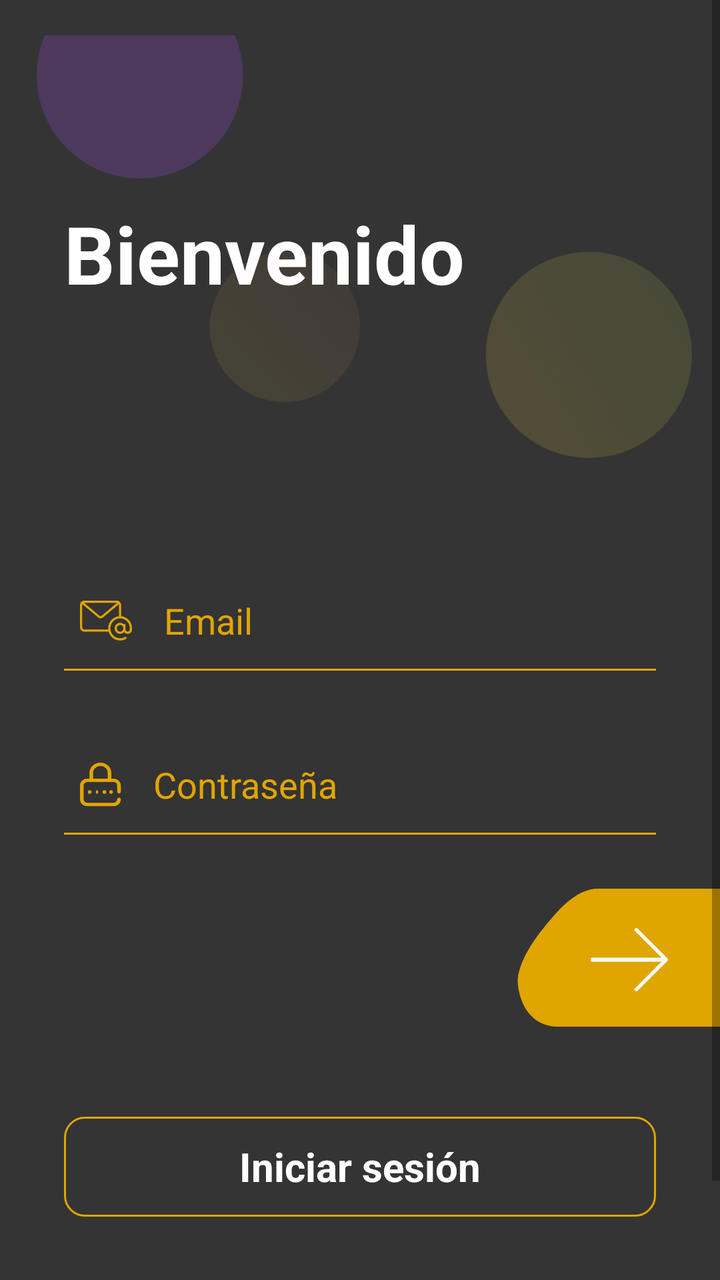
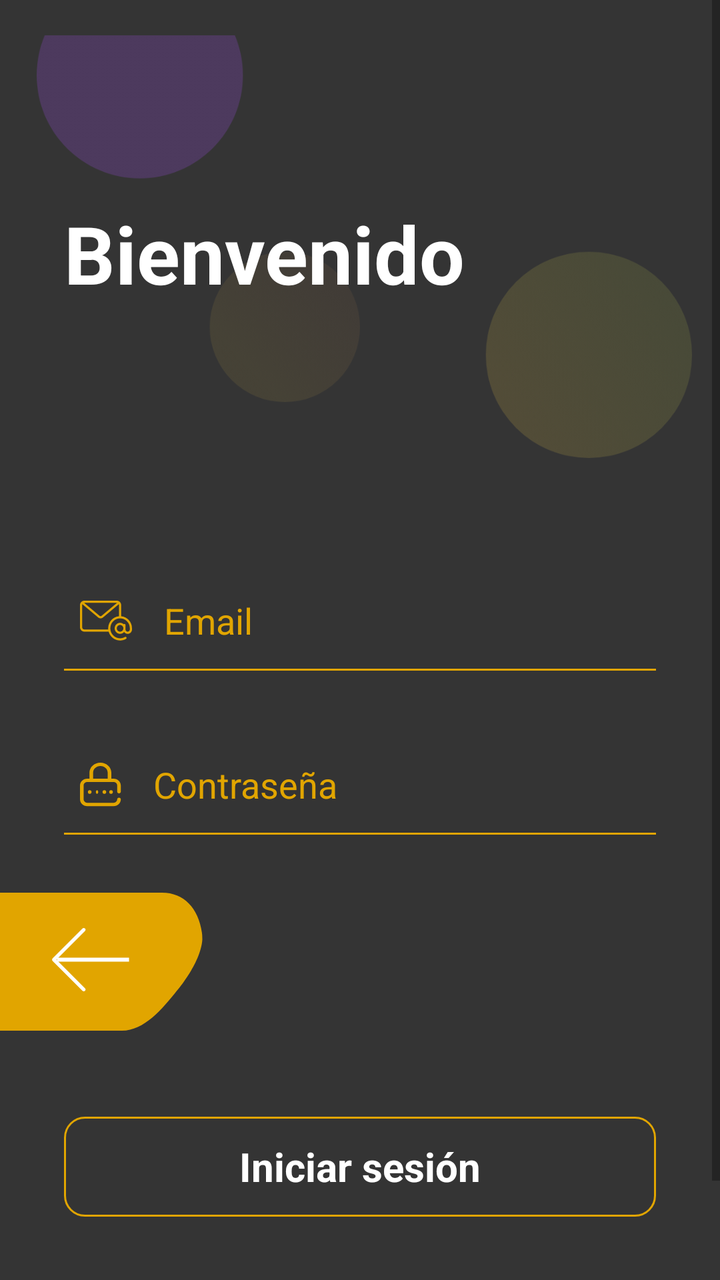

Screens rendered from an Android XML layout before and after an edit, with the pre-edit source and the edit as a unified diff.
<!-- AndroidManifest.xml: application theme Theme.CERVERICA -->
<!-- res/layout/activity_login.xml -->
<?xml version="1.0" encoding="utf-8"?>
<androidx.constraintlayout.widget.ConstraintLayout xmlns:android="http://schemas.android.com/apk/res/android"
    xmlns:app="http://schemas.android.com/apk/res-auto"
    xmlns:tools="http://schemas.android.com/tools"
    android:layout_width="match_parent"
    android:layout_height="match_parent"
    android:background="#343434"
    android:orientation="vertical">

    <ImageView
        android:id="@+id/imageView2"
        android:layout_width="wrap_content"
        android:layout_height="wrap_content"
        app:layout_constraintEnd_toEndOf="parent"
        app:layout_constraintStart_toStartOf="parent"
        app:layout_constraintTop_toTopOf="parent"
        app:srcCompat="@drawable/top_background" />

    <ScrollView
        android:layout_width="match_parent"
        android:layout_height="match_parent">

        <LinearLayout
            android:layout_width="match_parent"
            android:layout_height="wrap_content"
            android:orientation="vertical" >

            <TextView
                android:id="@+id/textView2"
                android:layout_width="match_parent"
                android:layout_height="wrap_content"
                android:text="Bienvenido"
                android:layout_marginTop="100dp"
                android:layout_marginBottom="100dp"
                android:layout_marginStart="32dp"
                android:textColor="#ffffff"
                android:textSize="40dp"
                android:textStyle="bold"
                />

            <EditText
                android:id="@+id/email"
                android:layout_width="match_parent"
                android:layout_height="50dp"
                android:hint="Email"
                android:textColor="#ffffff"
                android:padding="8dp"
                android:drawablePadding="16dp"
                android:textColorHint="#E1A500"
                android:ems="10"
                android:inputType="textPersonName"
                android:layout_marginTop="32dp"
                android:drawableStart="@drawable/email"
                android:layout_marginStart="32dp"
                android:layout_marginEnd="32dp"
                android:background="@drawable/edittext_background"
                />
            <EditText
                android:id="@+id/password"
                android:layout_width="match_parent"
                android:layout_height="50dp"
                android:hint="Contraseña"
                android:padding="8dp"
                android:drawablePadding="16dp"
                android:textColor="#ffffff"
                android:textColorHint="#E1A500"
                android:ems="10"
                android:inputType="textPassword"
                android:layout_marginTop="32dp"
                android:drawableStart="@drawable/password"
                android:layout_marginStart="32dp"
                android:layout_marginEnd="32dp"
                android:background="@drawable/edittext_background"
                />

            <ImageView
                android:id="@+id/back_button"
                android:layout_width="wrap_content"
                android:layout_height="wrap_content"
                android:layout_gravity="end"
                android:layout_marginTop="16dp"
                app:srcCompat="@drawable/btn_login" />

            <androidx.appcompat.widget.AppCompatButton
                android:id="@+id/login_button"
                style="@android:style/Widget.Button"
                android:layout_width="match_parent"
                android:layout_height="50dp"
                android:background="@drawable/background_btn_2"
                android:text="Iniciar sesión"
                android:textColor="#ffffff"
                android:textSize="20sp"
                android:textStyle="bold"
                android:layout_margin="32dp"/>

            <TextView
                android:id="@+id/register_button"
                android:layout_width="match_parent"
                android:layout_height="wrap_content"
                android:text="¿Eres un usuario nuevo?"
                android:layout_marginTop="32dp"
                android:textAlignment="center"
                android:textColor="#E1A500"
                android:textStyle="bold"
                android:textSize="16dp"
                />
        </LinearLayout>
    </ScrollView>
</androidx.constraintlayout.widget.ConstraintLayout>
<!-- resources referenced by this layout -->
<resources>
  <!-- drawable background_btn_2 (drawable) -->
  <?xml version="1.0" encoding="utf-8"?>
  <selector xmlns:android="http://schemas.android.com/apk/res/android">
      <item>
          <shape android:shape="rectangle">
              <corners android:radius="10dp"/>
              <stroke android:color="#E1A500" android:width="1dp"/>
          </shape>
      </item>
  </selector>
  <!-- drawable btn_login: png bitmap (drawable-hdpi, 2838 bytes) -->
  <!-- drawable edittext_background (drawable) -->
  <?xml version="1.0" encoding="utf-8"?>
  <layer-list xmlns:android="http://schemas.android.com/apk/res/android">
  <item android:top="-3dp" android:bottom="-1dp" android:right="-3dp" android:left="-3dp">
  <shape>
      <stroke android:width="2dp" android:color="#E1A500"/>
  </shape>
  </item>
  </layer-list>
  <!-- drawable email: png bitmap (drawable-hdpi, 1018 bytes) -->
  <!-- drawable password: png bitmap (drawable-hdpi, 703 bytes) -->
  <!-- drawable top_background: png bitmap (drawable-hdpi, 35226 bytes) -->
  <style name="Theme.CERVERICA" parent="Base.Theme.CERVERICA" />
  <style name="Base.Theme.CERVERICA" parent="Theme.MaterialComponents.DayNight.NoActionBar">
          
          
      </style>
</resources>

<!-- the commit's change to res/layout/activity_login.xml (unified diff, before → after) -->
@@ -48,7 +48,7 @@
                 android:drawablePadding="16dp"
                 android:textColorHint="#E1A500"
                 android:ems="10"
-                android:inputType="textPersonName"
+                android:inputType="textEmailAddress"
                 android:layout_marginTop="32dp"
                 android:drawableStart="@drawable/email"
                 android:layout_marginStart="32dp"
@@ -77,8 +77,9 @@
                 android:id="@+id/back_button"
                 android:layout_width="wrap_content"
                 android:layout_height="wrap_content"
-                android:layout_gravity="end"
+                android:layout_gravity="start"
                 android:layout_marginTop="16dp"
+                android:rotation="180"
                 app:srcCompat="@drawable/btn_login" />
 
             <androidx.appcompat.widget.AppCompatButton
